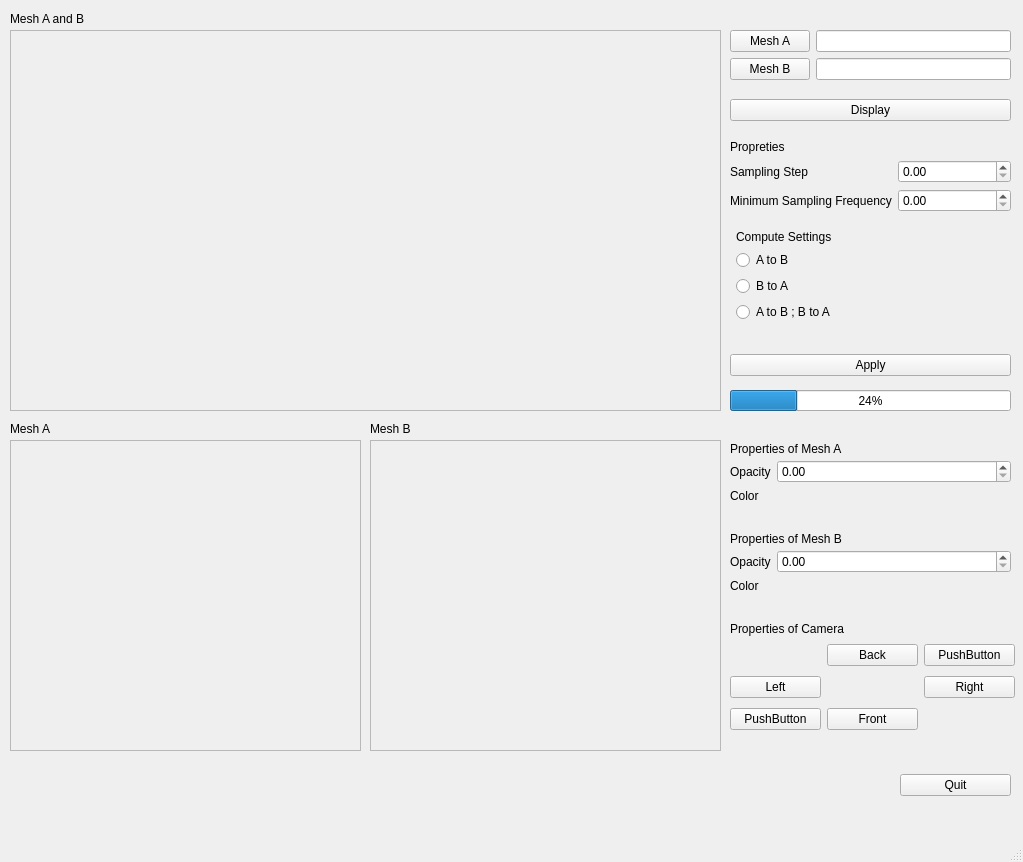
The window that distanceGui.ui (juliettepera/distance) describes before a commit, drawn with Qt 5.
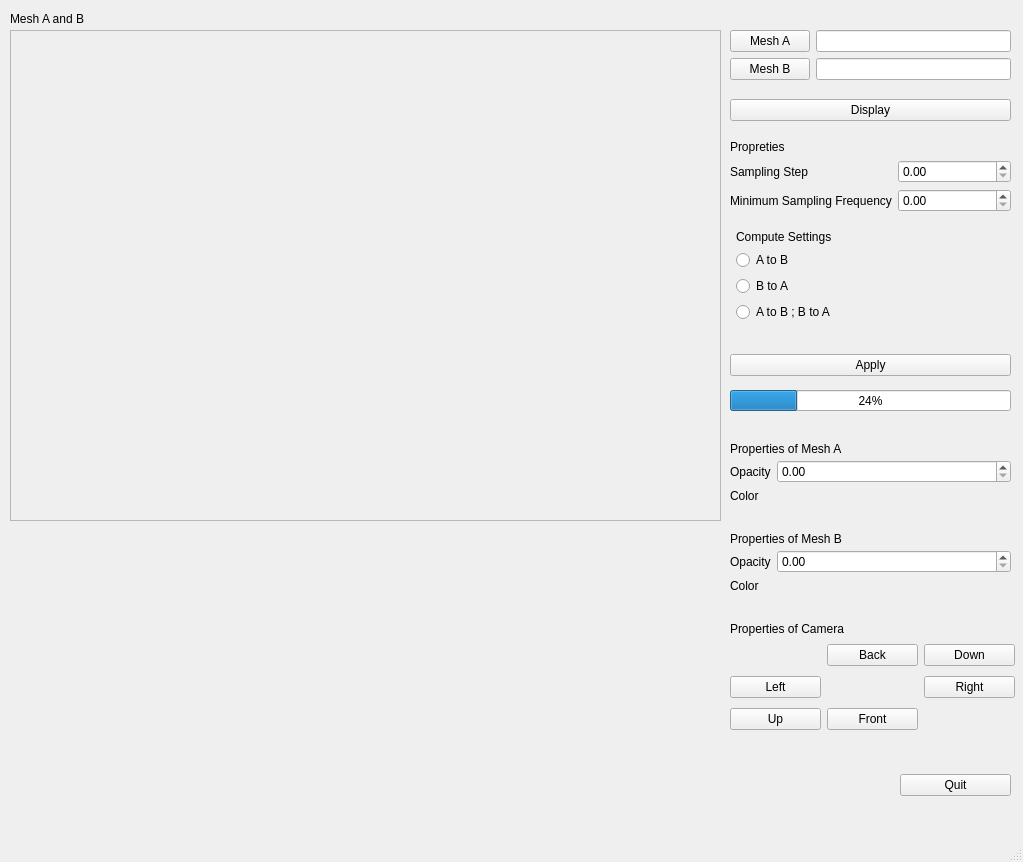
The same window after the commit.

The edit to the form file:
```diff
--- a/distanceGui.ui
+++ b/distanceGui.ui
@@ -14,60 +14,13 @@
    <string>MainWindow</string>
   </property>
   <widget class="QWidget" name="centralwidget">
-   <widget class="QScrollArea" name="scrollAreaMeshA">
-    <property name="geometry">
-     <rect>
-      <x>10</x>
-      <y>440</y>
-      <width>351</width>
-      <height>311</height>
-     </rect>
-    </property>
-    <property name="widgetResizable">
-     <bool>true</bool>
-    </property>
-    <widget class="QWidget" name="scrollAreaWidgetContents">
-     <property name="geometry">
-      <rect>
-       <x>0</x>
-       <y>0</y>
-       <width>349</width>
-       <height>309</height>
-      </rect>
-     </property>
-    </widget>
-   </widget>
-   <widget class="QScrollArea" name="scrollAreaMeshB">
-    <property name="geometry">
-     <rect>
-      <x>370</x>
-      <y>440</y>
-      <width>351</width>
-      <height>311</height>
-     </rect>
-    </property>
-    <property name="widgetResizable">
-     <bool>true</bool>
-    </property>
-    <widget class="QWidget" name="scrollAreaWidgetContents_2">
-     <property name="geometry">
-      <rect>
-       <x>0</x>
-       <y>0</y>
-       <width>349</width>
-       <height>309</height>
-      </rect>
-     </property>
-     <zorder>gridLayoutWidget</zorder>
-    </widget>
-   </widget>
    <widget class="QScrollArea" name="scrollAreaBoth">
     <property name="geometry">
      <rect>
       <x>10</x>
       <y>30</y>
       <width>711</width>
-      <height>381</height>
+      <height>491</height>
      </rect>
     </property>
     <property name="widgetResizable">
@@ -79,7 +32,7 @@
        <x>0</x>
        <y>0</y>
        <width>709</width>
-       <height>379</height>
+       <height>489</height>
       </rect>
      </property>
     </widget>
@@ -97,39 +50,13 @@
      <string>Mesh A and B </string>
     </property>
    </widget>
-   <widget class="QLabel" name="labelMeshA">
-    <property name="geometry">
-     <rect>
-      <x>10</x>
-      <y>420</y>
-      <width>63</width>
-      <height>17</height>
-     </rect>
-    </property>
-    <property name="text">
-     <string>Mesh A</string>
-    </property>
-   </widget>
-   <widget class="QLabel" name="labelMeshB">
-    <property name="geometry">
-     <rect>
-      <x>370</x>
-      <y>420</y>
-      <width>63</width>
-      <height>17</height>
-     </rect>
-    </property>
-    <property name="text">
-     <string>Mesh B</string>
-    </property>
-   </widget>
    <widget class="QWidget" name="formLayoutWidget">
     <property name="geometry">
      <rect>
       <x>730</x>
       <y>30</y>
       <width>281</width>
-      <height>51</height>
+      <height>62</height>
      </rect>
     </property>
     <layout class="QFormLayout" name="formLayout">
@@ -432,14 +359,14 @@
      <item row="2" column="1">
       <widget class="QPushButton" name="pushButton_2">
        <property name="text">
-        <string>PushButton</string>
+        <string>Up</string>
        </property>
       </widget>
      </item>
      <item row="0" column="3">
       <widget class="QPushButton" name="pushButton_5">
        <property name="text">
-        <string>PushButton</string>
+        <string>Down</string>
        </property>
       </widget>
      </item>
```
Left out of the diff: 24 changed lines with no effect on the pictures.
